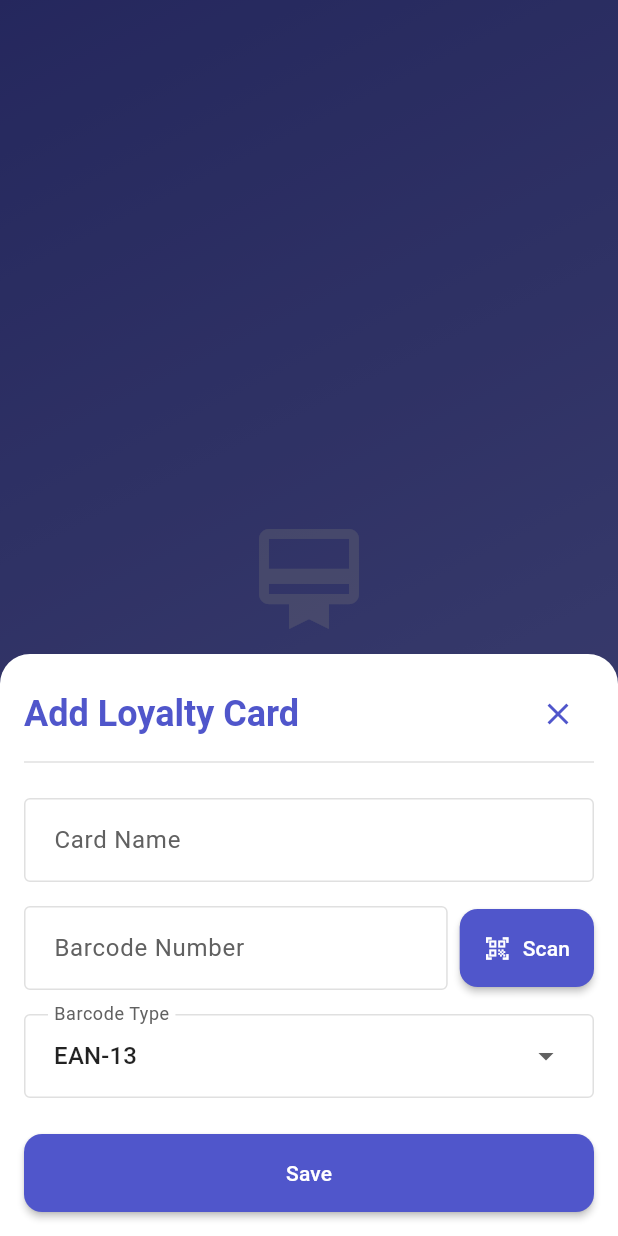
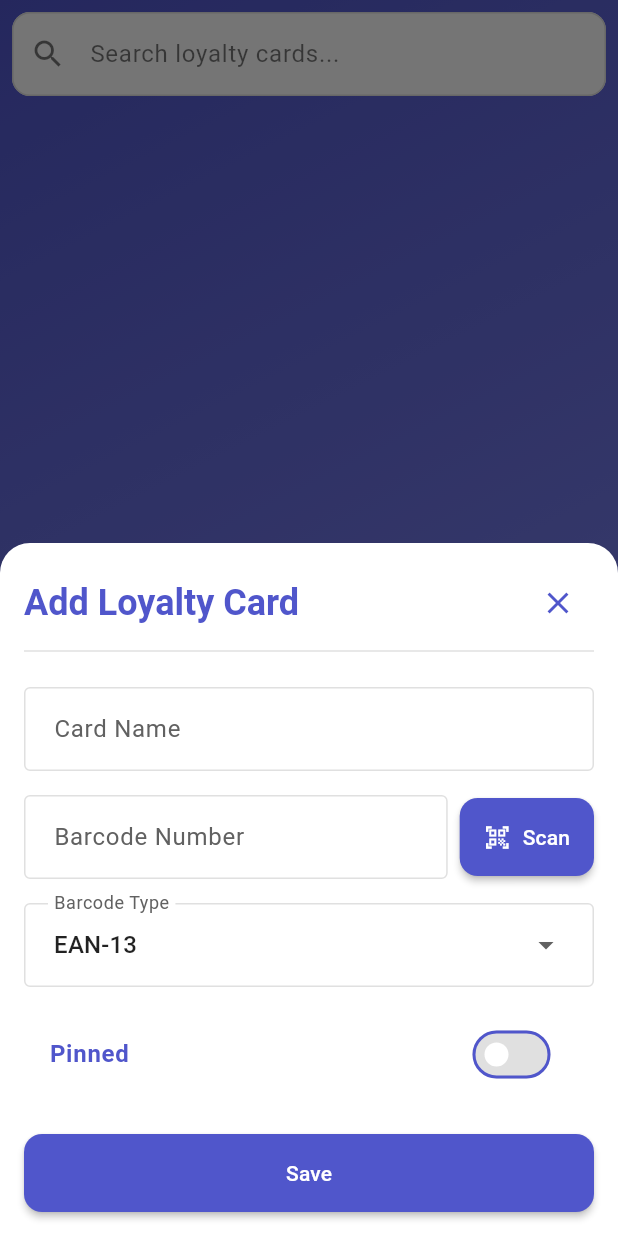
Before and after one commit to kkelis/todolio, a Flutter app: the LoyaltyCardsScreen screen opened directly, after a tap on the "add" icon, on a phone screen of 412 x 824 dp. Run offline on Flutter 3.47's test engine with Material 3 defaults, Android fonts, the phone set to English and light mode, and no system bars; our stand-ins replace barcode_widget, file_picker, flutter_local_notifications, flutter_riverpod, hive_flutter, image_picker and 3 more; missing offline and left inert: mobile_scanner; accounts and stored records are empty.

Commit message:
Add search, sorting, pinning, and edit functionality to loyalty cards
- Added search bar to filter loyalty cards by name or barcode number
- Implemented alphabetical sorting with pinned cards displayed first
- Added isPinned field to LoyaltyCard model with default value false
- Added pin/unpin toggle switch in add/edit dialog
- Updated card display to show pin icon in card icon when pinned
- Added edit icon button next to delete button for easy card editing
- Removed orange pin icon next to card name for cleaner UI
- Edit functionality allows updating card name, scanning new barcode, and toggling pin status
- All changes maintain backward compatibility with existing cards

```diff
--- a/lib/models/loyalty_card.dart
+++ b/lib/models/loyalty_card.dart
@@ -56,6 +56,7 @@ class LoyaltyCard {
   final String? cardImagePath;
   final String? notes;
   final DateTime createdAt;
+  final bool isPinned;
 
   LoyaltyCard({
     required this.id,
@@ -65,6 +66,7 @@ class LoyaltyCard {
     this.cardImagePath,
     this.notes,
     required this.createdAt,
+    this.isPinned = false,
   });
 
   Map<String, dynamic> toMap() {
@@ -76,6 +78,7 @@ class LoyaltyCard {
       'cardImagePath': cardImagePath,
       'notes': notes,
       'createdAt': createdAt.toIso8601String(),
+      'isPinned': isPinned,
     };
   }
 
@@ -92,6 +95,7 @@ class LoyaltyCard {
       createdAt: map['createdAt'] is String
           ? DateTime.parse(map['createdAt'])
           : (map['createdAt'] as DateTime? ?? DateTime.now()),
+      isPinned: map['isPinned'] ?? false,
     );
   }
 
@@ -103,6 +107,7 @@ class LoyaltyCard {
     String? cardImagePath,
     String? notes,
     DateTime? createdAt,
+    bool? isPinned,
   }) {
     return LoyaltyCard(
       id: id ?? this.id,
@@ -112,6 +117,7 @@ class LoyaltyCard {
       cardImagePath: cardImagePath ?? this.cardImagePath,
       notes: notes ?? this.notes,
       createdAt: createdAt ?? this.createdAt,
+      isPinned: isPinned ?? this.isPinned,
     );
   }
 }
--- a/lib/screens/loyalty_cards_screen.dart
+++ b/lib/screens/loyalty_cards_screen.dart
@@ -21,6 +21,15 @@ class LoyaltyCardsScreen extends ConsumerStatefulWidget {
 }
 
 class _LoyaltyCardsScreenState extends ConsumerState<LoyaltyCardsScreen> {
+  final _searchController = TextEditingController();
+  String _searchQuery = '';
+
+  @override
+  void dispose() {
+    _searchController.dispose();
+    super.dispose();
+  }
+
   @override
   Widget build(BuildContext context) {
     final cardsAsync = ref.watch(loyaltyCardsProvider);
@@ -44,9 +53,50 @@ class _LoyaltyCardsScreenState extends ConsumerState<LoyaltyCardsScreen> {
                 ),
               )
             : null,
-        body: cardsAsync.when(
+        body: Column(
+          children: [
+            Padding(
+              padding: const EdgeInsets.all(8.0),
+              child: TextField(
+                controller: _searchController,
+                decoration: InputDecoration(
+                  hintText: 'Search loyalty cards...',
+                  prefixIcon: const Icon(Icons.search),
+                  suffixIcon: _searchQuery.isNotEmpty
+                      ? IconButton(
+                          icon: const Icon(Icons.clear),
+                          onPressed: () {
+                            setState(() {
+                              _searchQuery = '';
+                              _searchController.clear();
+                            });
+                          },
+                        )
+                      : null,
+                ),
+                onChanged: (value) {
+                  setState(() => _searchQuery = value.toLowerCase());
+                },
+              ),
+            ),
+            Expanded(
+              child: cardsAsync.when(
                 data: (cards) {
-            if (cards.isEmpty) {
+                  // Filter by search query
+                  var filteredCards = cards.where((card) {
+                    return _searchQuery.isEmpty ||
+                        card.cardName.toLowerCase().contains(_searchQuery) ||
+                        card.barcodeNumber.toLowerCase().contains(_searchQuery);
+                  }).toList();
+
+                  // Sort: pinned first, then alphabetical by card name
+                  filteredCards.sort((a, b) {
+                    if (a.isPinned && !b.isPinned) return -1;
+                    if (!a.isPinned && b.isPinned) return 1;
+                    return a.cardName.toLowerCase().compareTo(b.cardName.toLowerCase());
+                  });
+
+                  if (filteredCards.isEmpty) {
                     return Center(
                       child: Column(
                         mainAxisAlignment: MainAxisAlignment.center,
@@ -58,7 +108,7 @@ class _LoyaltyCardsScreenState extends ConsumerState<LoyaltyCardsScreen> {
                           ),
                           const SizedBox(height: 24),
                           Text(
-                      'No loyalty cards',
+                            _searchQuery.isEmpty ? 'No loyalty cards' : 'No cards found',
                             style: Theme.of(context).textTheme.titleLarge?.copyWith(
                                   color: Colors.white.withValues(alpha: 0.6),
                                 ),
@@ -75,12 +125,13 @@ class _LoyaltyCardsScreenState extends ConsumerState<LoyaltyCardsScreen> {
                     color: Theme.of(context).colorScheme.primary,
                     child: ListView.builder(
                       padding: const EdgeInsets.symmetric(vertical: 8),
-                itemCount: cards.length,
+                      itemCount: filteredCards.length,
                       itemBuilder: (context, index) {
-                  final card = cards[index];
+                        final card = filteredCards[index];
                         return _LoyaltyCardCard(
                           card: card,
                           onTap: () => _showBarcodeDisplay(card),
+                          onEdit: () => _showEditDialog(card),
                           onDelete: () async {
                             if (!context.mounted) return;
                             final cardCopy = card;
@@ -112,6 +163,9 @@ class _LoyaltyCardsScreenState extends ConsumerState<LoyaltyCardsScreen> {
                     ],
                   ),
                 ),
+              ),
+            ),
+          ],
         ),
         floatingActionButton: Consumer(
           builder: (context, ref, child) {
@@ -193,6 +247,7 @@ class _LoyaltyCardsScreenState extends ConsumerState<LoyaltyCardsScreen> {
     final cardNameController = TextEditingController(text: card?.cardName ?? '');
     final barcodeNumberController = TextEditingController(text: card?.barcodeNumber ?? '');
     loyalty_card.BarcodeType barcodeType = card?.barcodeType ?? loyalty_card.BarcodeType.ean13;
+    bool isPinned = card?.isPinned ?? false;
 
     showModalBottomSheet(
       context: context,
@@ -355,6 +410,28 @@ class _LoyaltyCardsScreenState extends ConsumerState<LoyaltyCardsScreen> {
                             );
                           },
                         ),
+                        const SizedBox(height: 16),
+                        ListTile(
+                          title: Text(
+                            'Pinned',
+                            style: TextStyle(
+                              color: Theme.of(context).colorScheme.primary,
+                              fontWeight: FontWeight.w600,
+                            ),
+                          ),
+                          trailing: Switch(
+                            value: isPinned,
+                            onChanged: (value) => setState(() => isPinned = value),
+                            activeTrackColor: Theme.of(context).colorScheme.primary,
+                            activeThumbColor: Colors.white,
+                            inactiveTrackColor: Colors.grey.shade300,
+                            inactiveThumbColor: Colors.white,
+                          ),
+                          shape: RoundedRectangleBorder(
+                            borderRadius: BorderRadius.circular(8),
+                            side: BorderSide(color: Colors.grey.shade300),
+                          ),
+                        ),
                         const SizedBox(height: 24),
                         SizedBox(
                           width: double.infinity,
@@ -381,6 +458,7 @@ class _LoyaltyCardsScreenState extends ConsumerState<LoyaltyCardsScreen> {
                                 cardImagePath: null,
                                 notes: null,
                                 createdAt: card?.createdAt ?? DateTime.now(),
+                                isPinned: isPinned,
                               );
 
                               final notifier = ref.read(loyaltyCardsNotifierProvider.notifier);
@@ -482,11 +560,13 @@ class _LoyaltyCardCard extends StatelessWidget {
   final LoyaltyCard card;
   final VoidCallback onTap;
   final VoidCallback onDelete;
+  final VoidCallback onEdit;
 
   const _LoyaltyCardCard({
     required this.card,
     required this.onTap,
     required this.onDelete,
+    required this.onEdit,
   });
 
   @override
@@ -517,7 +597,7 @@ class _LoyaltyCardCard extends StatelessWidget {
               ),
             ),
             child: Icon(
-              Icons.card_membership,
+              card.isPinned ? Icons.push_pin : Icons.card_membership,
               color: theme.colorScheme.primary.withValues(alpha: 1.0),
               size: 22,
             ),
@@ -558,6 +638,21 @@ class _LoyaltyCardCard extends StatelessWidget {
               ],
             ),
           ),
+          Row(
+            mainAxisSize: MainAxisSize.min,
+            children: [
+              IconButton(
+                icon: Icon(
+                  Icons.edit_outlined,
+                  size: 22,
+                  color: Colors.grey[700],
+                ),
+                onPressed: onEdit,
+                padding: EdgeInsets.zero,
+                constraints: const BoxConstraints(),
+                tooltip: 'Edit',
+              ),
+              const SizedBox(width: 8),
               IconButton(
                 icon: Icon(
                   Icons.delete_outline,
@@ -567,6 +662,9 @@ class _LoyaltyCardCard extends StatelessWidget {
                 onPressed: onDelete,
                 padding: EdgeInsets.zero,
                 constraints: const BoxConstraints(),
+                tooltip: 'Delete',
+              ),
+            ],
           ),
         ],
       ),
```
Lines whose indentation alone changed are shown as unchanged.
